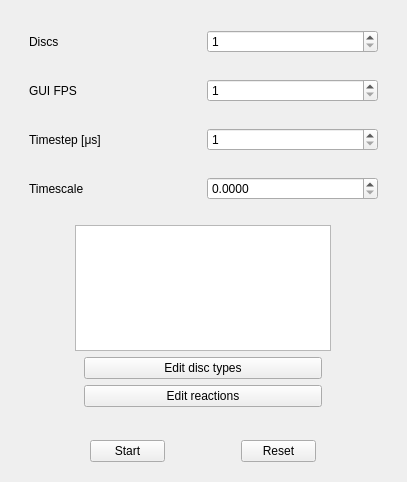
Before: the Qt Designer form src/libcellgui/widgets/SimulationControlWidget.ui in yannik131/Cell, drawn with Qt 5.
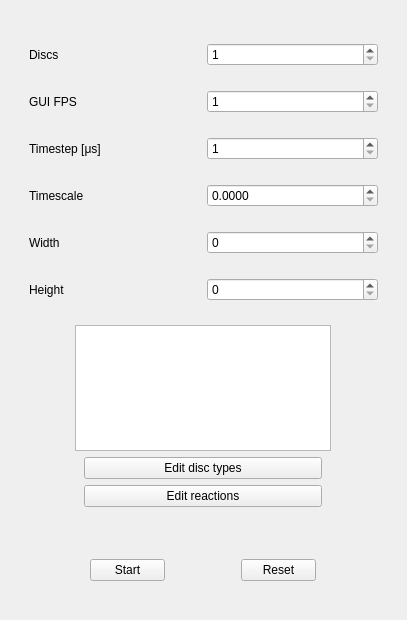
After: the same form once the commit is applied.

Commit message: Added width/height to settings

```diff
--- a/src/libcellgui/widgets/SimulationControlWidget.ui
+++ b/src/libcellgui/widgets/SimulationControlWidget.ui
@@ -7,7 +7,7 @@
     <x>0</x>
     <y>0</y>
     <width>407</width>
-    <height>482</height>
+    <height>620</height>
    </rect>
   </property>
   <property name="windowTitle">
@@ -142,6 +142,38 @@
         </layout>
        </widget>
       </item>
+      <item>
+       <widget class="QWidget" name="widget_6" native="true">
+        <layout class="QHBoxLayout" name="horizontalLayout_4">
+         <item>
+          <widget class="QLabel" name="label_4">
+           <property name="text">
+            <string>Width</string>
+           </property>
+          </widget>
+         </item>
+         <item>
+          <widget class="QSpinBox" name="cellWidthSpinBox"/>
+         </item>
+        </layout>
+       </widget>
+      </item>
+      <item>
+       <widget class="QWidget" name="widget_9" native="true">
+        <layout class="QHBoxLayout" name="horizontalLayout_7">
+         <item>
+          <widget class="QLabel" name="label_6">
+           <property name="text">
+            <string>Height</string>
+           </property>
+          </widget>
+         </item>
+         <item>
+          <widget class="QSpinBox" name="cellHeightSpinBox"/>
+         </item>
+        </layout>
+       </widget>
+      </item>
       <item alignment="Qt::AlignHCenter">
        <widget class="QWidget" name="widget_7" native="true">
         <property name="minimumSize">
```
Left out of the diff: 2 changed lines with no effect on the pictures. The commit also changes 6 other files.
